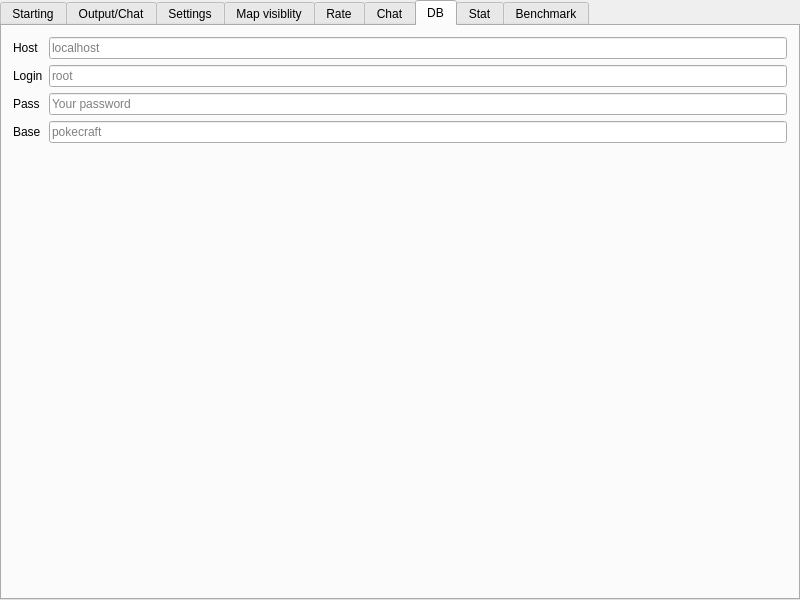
Old version of the form server/MainWindow.ui in the repository alphaonex86/CatchChallenger.
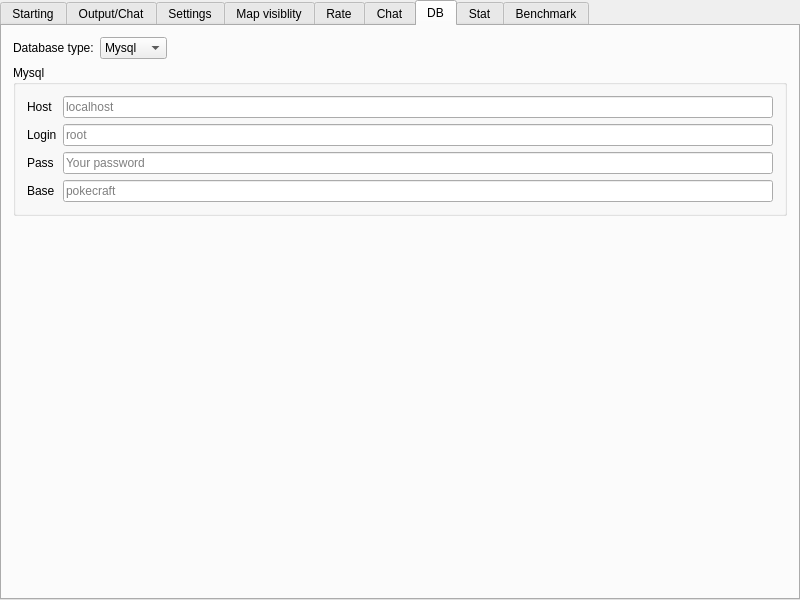
New version of the form. The open tabs and pages were chosen to show the change. Icons and pictures are not drawn.

Commit message: [Improvement] Multiple db type supported, lot of improvement and preparation for the single player client, more perfo...

```diff
--- a/server/MainWindow.ui
+++ b/server/MainWindow.ui
@@ -496,6 +496,50 @@
        <attribute name="title">
         <string>DB</string>
        </attribute>
+       <layout class="QVBoxLayout" name="verticalLayout_6">
+        <item>
+         <layout class="QHBoxLayout" name="horizontalLayout_3">
+          <item>
+           <widget class="QLabel" name="label_21">
+            <property name="text">
+             <string>Database type:</string>
+            </property>
+           </widget>
+          </item>
+          <item>
+           <widget class="QComboBox" name="db_type">
+            <item>
+             <property name="text">
+              <string notr="true">Mysql</string>
+             </property>
+            </item>
+            <item>
+             <property name="text">
+              <string notr="true">SQLite</string>
+             </property>
+            </item>
+           </widget>
+          </item>
+          <item>
+           <spacer name="horizontalSpacer_4">
+            <property name="orientation">
+             <enum>Qt::Horizontal</enum>
+            </property>
+            <property name="sizeHint" stdset="0">
+             <size>
+              <width>40</width>
+              <height>20</height>
+             </size>
+            </property>
+           </spacer>
+          </item>
+         </layout>
+        </item>
+        <item>
+         <widget class="QGroupBox" name="groupBox_2">
+          <property name="title">
+           <string>Mysql</string>
+          </property>
        <layout class="QFormLayout" name="formLayout_3">
         <item row="0" column="0">
          <widget class="QLabel" name="label_3">
@@ -555,6 +599,22 @@
            <string>pokecraft</string>
           </property>
          </widget>
+           </item>
+          </layout>
+         </widget>
+        </item>
+        <item>
+         <spacer name="verticalSpacer_6">
+          <property name="orientation">
+           <enum>Qt::Vertical</enum>
+          </property>
+          <property name="sizeHint" stdset="0">
+           <size>
+            <width>20</width>
+            <height>391</height>
+           </size>
+          </property>
+         </spacer>
         </item>
        </layout>
       </widget>
```
Left out of the diff: 15 changed lines with no effect on the pictures. Lines whose indentation alone changed are shown as unchanged. The commit also changes 18 other files.
